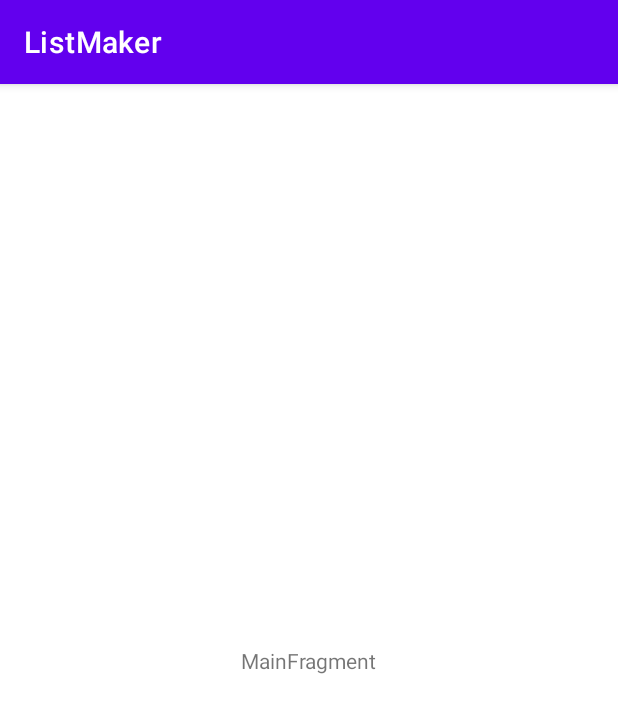
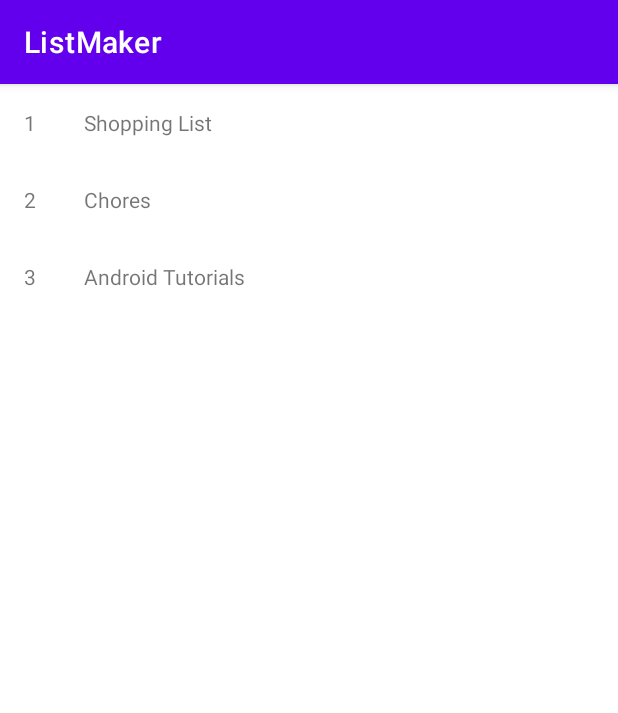
Before and after one commit to artyomKrupskiy/ListMaker, an Android app: the screen it shows after launch (MainActivity), on a phone screen of 412 x 824 dp. Shown: the top 713 px of the screen. Run offline under Robolectric (Android 15) with nearby library versions, the phone set to English and light mode, and no system bars.

Commit message:
feat: RecyclerView added and mocked data

```diff
--- a/app/build.gradle
+++ b/app/build.gradle
@@ -22,12 +22,18 @@ android {
             proguardFiles getDefaultProguardFile('proguard-android-optimize.txt'), 'proguard-rules.pro'
         }
     }
+
     compileOptions {
         sourceCompatibility JavaVersion.VERSION_1_8
         targetCompatibility JavaVersion.VERSION_1_8
     }
+
     kotlinOptions {
         jvmTarget = '1.8'
+    }
+
+    buildFeatures {
+        viewBinding true
     }
 }
 
--- a/app/src/main/java/com/krupskiy/listmaker/MainActivity.kt
+++ b/app/src/main/java/com/krupskiy/listmaker/MainActivity.kt
@@ -5,7 +5,6 @@ import android.os.Bundle
 import com.krupskiy.listmaker.ui.main.MainFragment
 
 class MainActivity : AppCompatActivity() {
-
     override fun onCreate(savedInstanceState: Bundle?) {
         super.onCreate(savedInstanceState)
         setContentView(R.layout.main_activity)
--- /dev/null
+++ b/app/src/main/java/com/krupskiy/listmaker/ui/main/ListSelectionRecyclerViewAdapter.kt
@@ -0,0 +1,29 @@
+package com.krupskiy.listmaker.ui.main
+
+import android.view.LayoutInflater
+import android.view.ViewGroup
+import androidx.recyclerview.widget.RecyclerView
+import com.krupskiy.listmaker.databinding.ListSelectionViewHolderBinding
+
+class ListSelectionRecyclerViewAdapter : RecyclerView.Adapter<ListSelectionViewHolder>() {
+    private val listTitles = arrayOf("Shopping List", "Chores", "Android Tutorials")
+
+    override fun onCreateViewHolder(parent: ViewGroup, viewType: Int): ListSelectionViewHolder {
+        val binding = ListSelectionViewHolderBinding.inflate(
+            LayoutInflater.from(parent.context),
+            parent,
+            false
+        )
+
+        return ListSelectionViewHolder(binding)
+    }
+
+    override fun onBindViewHolder(holder: ListSelectionViewHolder, position: Int) {
+        holder.binding.itemNumber.text = (position + 1).toString()
+        holder.binding.itemString.text = listTitles[position]
+    }
+
+    override fun getItemCount(): Int {
+        return listTitles.size
+    }
+}
--- /dev/null
+++ b/app/src/main/java/com/krupskiy/listmaker/ui/main/ListSelectionViewHolder.kt
@@ -0,0 +1,8 @@
+package com.krupskiy.listmaker.ui.main
+
+import androidx.recyclerview.widget.RecyclerView
+import com.krupskiy.listmaker.databinding.ListSelectionViewHolderBinding
+
+class ListSelectionViewHolder(val binding: ListSelectionViewHolderBinding) : RecyclerView.ViewHolder(binding.root) {
+
+}
--- a/app/src/main/java/com/krupskiy/listmaker/ui/main/MainFragment.kt
+++ b/app/src/main/java/com/krupskiy/listmaker/ui/main/MainFragment.kt
@@ -6,7 +6,8 @@ import androidx.fragment.app.Fragment
 import android.view.LayoutInflater
 import android.view.View
 import android.view.ViewGroup
-import com.krupskiy.listmaker.R
+import androidx.recyclerview.widget.LinearLayoutManager
+import com.krupskiy.listmaker.databinding.MainFragmentBinding
 
 class MainFragment : Fragment() {
 
@@ -15,12 +16,16 @@ class MainFragment : Fragment() {
     }
 
     private lateinit var viewModel: MainViewModel
+    private lateinit var binding: MainFragmentBinding
 
     override fun onCreateView(
         inflater: LayoutInflater, container: ViewGroup?,
         savedInstanceState: Bundle?
     ): View {
-        return inflater.inflate(R.layout.main_fragment, container, false)
+        binding = MainFragmentBinding.inflate(inflater, container, false)
+        binding.listsRecyclerview.layoutManager = LinearLayoutManager(requireContext())
+        binding.listsRecyclerview.adapter = ListSelectionRecyclerViewAdapter()
+        return binding.root
     }
 
     override fun onActivityCreated(savedInstanceState: Bundle?) {
--- /dev/null
+++ b/app/src/main/res/layout/list_selection_view_holder.xml
@@ -0,0 +1,18 @@
+<?xml version="1.0" encoding="utf-8"?>
+<LinearLayout xmlns:android="http://schemas.android.com/apk/res/android"
+    android:layout_width="match_parent"
+    android:layout_height="wrap_content"
+    android:orientation="horizontal">
+
+    <TextView
+        android:id="@+id/itemNumber"
+        android:layout_width="wrap_content"
+        android:layout_height="wrap_content"
+        android:layout_margin="16dp" />
+
+    <TextView
+        android:id="@+id/itemString"
+        android:layout_width="wrap_content"
+        android:layout_height="wrap_content"
+        android:layout_margin="16dp" />
+</LinearLayout>
--- a/app/src/main/res/layout/main_fragment.xml
+++ b/app/src/main/res/layout/main_fragment.xml
@@ -7,14 +7,12 @@
     android:layout_height="match_parent"
     tools:context=".ui.main.MainFragment">
 
-    <TextView
-        android:id="@+id/message"
-        android:layout_width="wrap_content"
-        android:layout_height="wrap_content"
-        android:text="MainFragment"
+    <androidx.recyclerview.widget.RecyclerView
+        android:id="@+id/lists_recyclerview"
+        android:layout_width="0dp"
+        android:layout_height="0dp"
         app:layout_constraintBottom_toBottomOf="parent"
         app:layout_constraintEnd_toEndOf="parent"
         app:layout_constraintStart_toStartOf="parent"
         app:layout_constraintTop_toTopOf="parent" />
-
 </androidx.constraintlayout.widget.ConstraintLayout>
```
